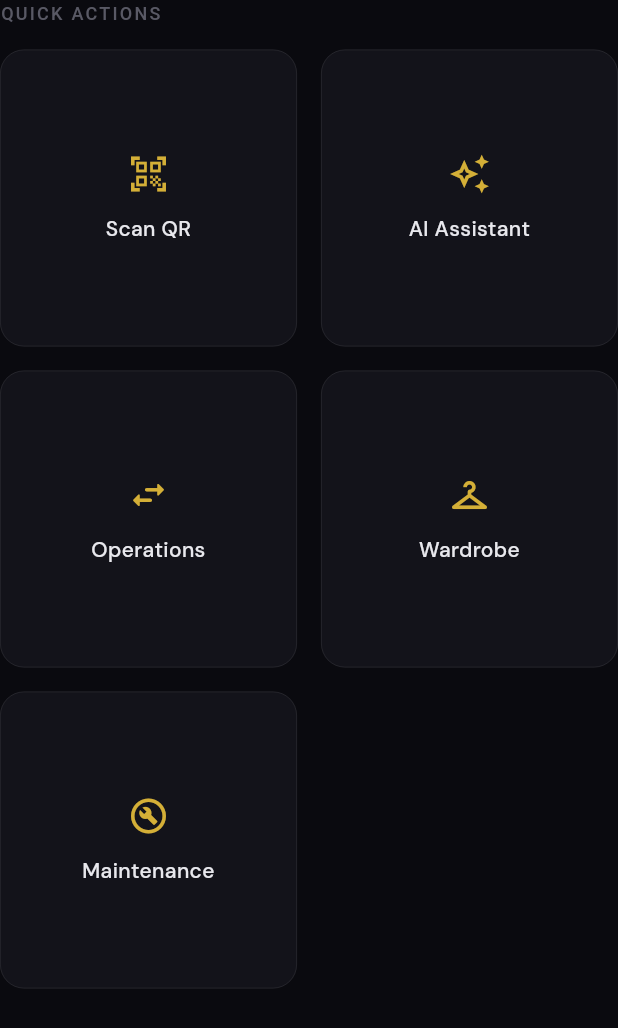
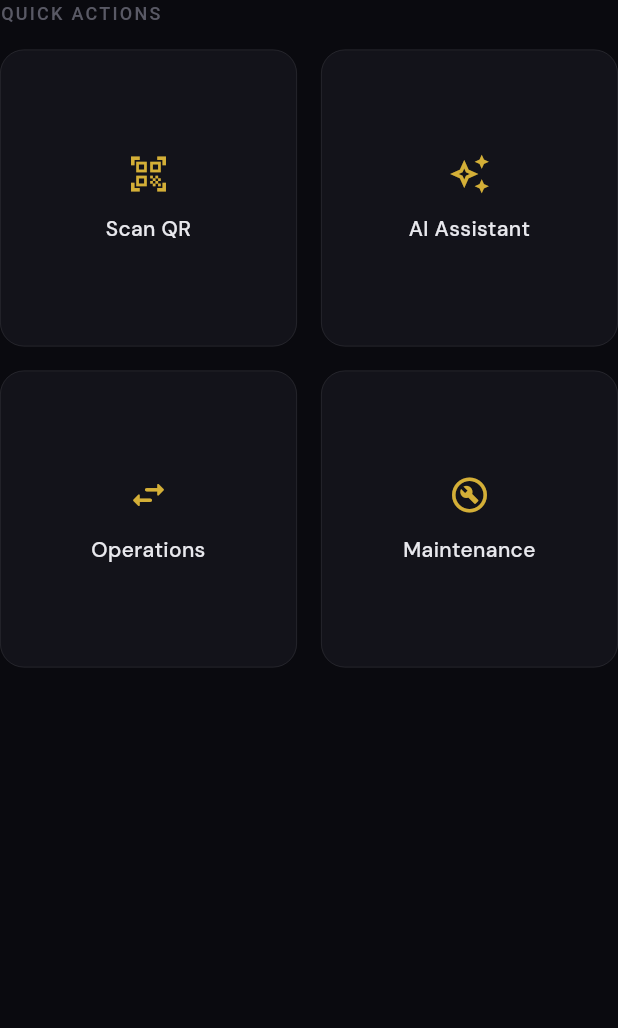
Before and after one commit to frpatino6/vaulted, a Flutter app: the DashboardQuickActions widget shown alone on an empty page, opened directly, on a phone screen of 412 x 824 dp. Shown: the top 1028 px of the screen. Run offline on Flutter 3.47's test engine with Material 3 defaults, Android fonts, the phone set to English and light mode, and no system bars; our stand-ins replace cached_network_image, dio, dotted_border, fl_chart, flutter_riverpod, flutter_secure_storage and 7 more; missing offline and left inert: mobile_scanner; accounts and stored records are empty; network calls fail.

Commit message:
refactor(dashboard): remove unimplemented 'Wardrobe' quick action tile
- Deleted the 'Wardrobe' quick action tile from the DashboardQuickActions widget as it was an unimplemented stub.
- Cleaned up the code for better maintainability and clarity.

```diff
--- a/apps/mobile/lib/features/dashboard/presentation/dashboard_screen.dart
+++ b/apps/mobile/lib/features/dashboard/presentation/dashboard_screen.dart
@@ -662,12 +662,6 @@ class DashboardQuickActions extends ConsumerWidget {
               label: 'Operations',
               onTap: () => context.push('/movements'),
             ),
-            _QuickActionTile(
-              icon: Icons.checkroom_outlined,
-              label: 'Wardrobe',
-              onTap: () => context.push('/wardrobe'),
-            ),
-            // D11: Reports tile removed (unimplemented stub)
             _QuickActionTile(
               icon: Icons.build_circle_outlined,
               label: 'Maintenance',
```
